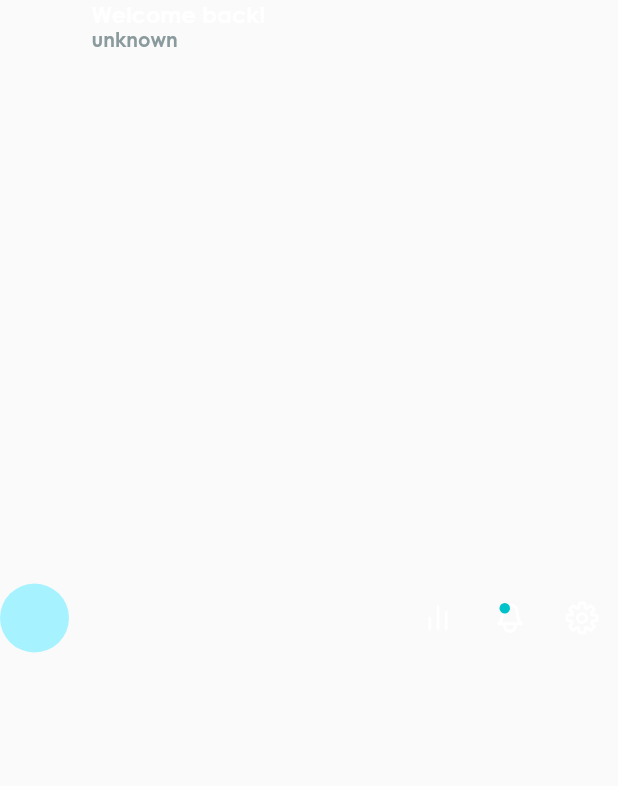
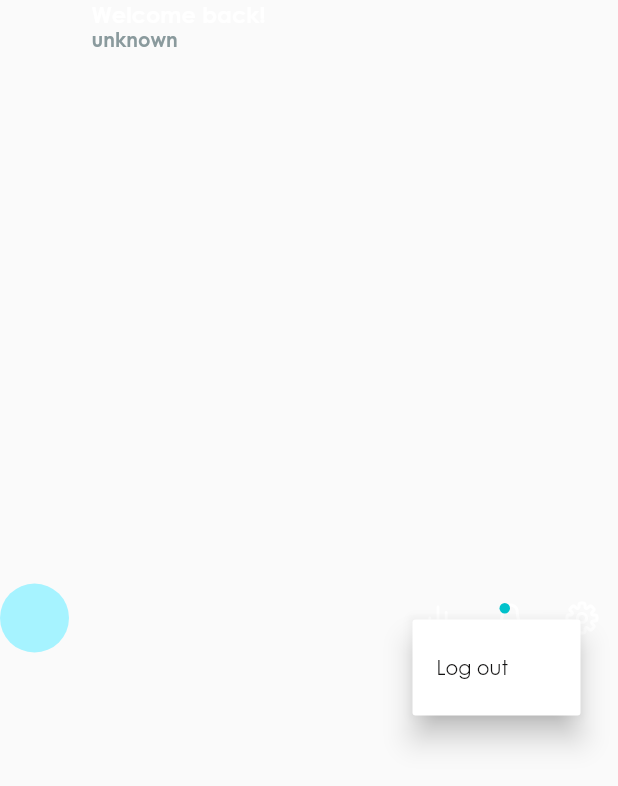
Before and after one commit to Nataliiabul/musium, a Flutter app: the HeaderHomeScreen widget shown alone on an empty page, opened directly, after a tap on an icon or button, on a phone screen of 412 x 824 dp. Shown: the top 786 px of the screen. Run offline on Flutter 3.47's test engine with Material 2 defaults, Android fonts, the light colour scheme and no system bars; our stand-ins replace audioplayers, flutter_dotenv, flutter_svg; network calls fail.

Commit message:
added pop up menu button + functionality

```diff
--- a/lib/widgets/home_screen/header_home_screen.dart
+++ b/lib/widgets/home_screen/header_home_screen.dart
@@ -1,7 +1,9 @@
 import 'package:flutter/material.dart';
 import 'package:flutter_svg/flutter_svg.dart';
+import 'package:musium/models/auth.dart';
 import 'package:musium/style/colors.dart';
 import 'package:musium/style/regular_text.dart';
+import 'package:provider/provider.dart';
 
 class HeaderHomeScreen extends StatelessWidget {
   HeaderHomeScreen({
@@ -42,12 +44,33 @@ class HeaderHomeScreen extends StatelessWidget {
               'assets/icons/bar-2.svg',
             )),
         IconButton(
-            onPressed: () {},
-            icon: SvgPicture.asset('assets/icons/bell.svg')),
-        IconButton(
-            onPressed: () {},
-            icon:
-                SvgPicture.asset('assets/icons/settings-ui.svg')),
+            onPressed: () {}, icon: SvgPicture.asset('assets/icons/bell.svg')),
+        PopupMenuButton(
+          itemBuilder: (context) {
+            return [
+              const PopupMenuItem(
+                value: 'logOut',
+                child: Text(
+                  'Log out',
+                  style: TextStyle(
+                    fontSize: 13,
+                    fontFamily: 'Century-Gothic',
+                    color: AppColors.background,
+                  ),
+
+                ),
+              ),
+            ];
+
+          },
+          onSelected: (value) {
+            if (value == 'logOut') {
+              Provider.of<Auth>(context, listen: false).logOut(context);
+            }
+          },
+          icon: SvgPicture.asset('assets/icons/settings-ui.svg'),
+          offset: Offset(-25, 25),
+        ),
       ],
     );
   }
```
Also changed, not shown: lib/models/auth.dart (+36 -14 lines).
